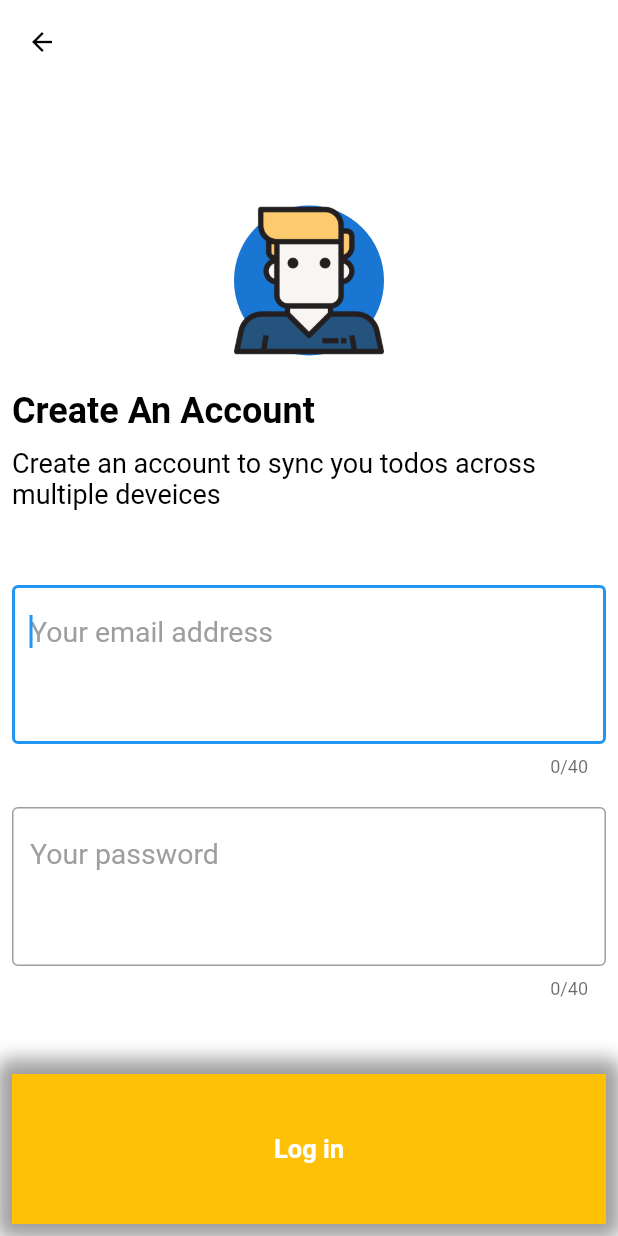
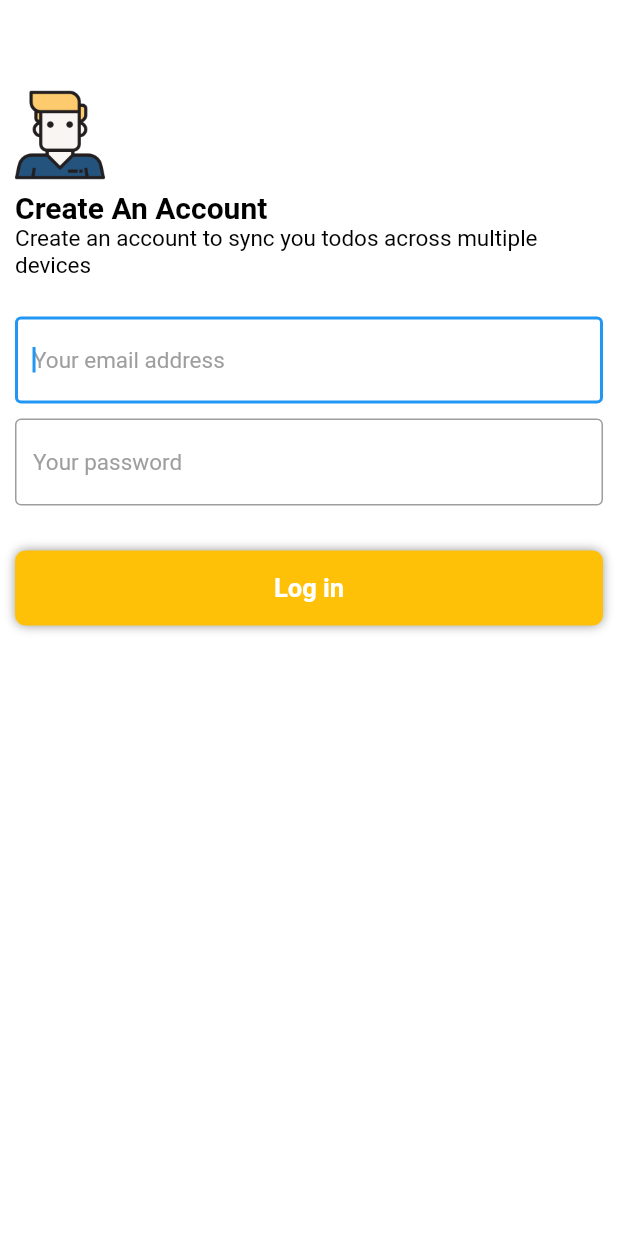
Before and after one commit to the-Jinxist/FlutterTodoApp, a Flutter app: the AuthPage screen opened directly, on a phone screen of 412 x 824 dp. Run offline on Flutter 3.47's test engine with Material 2 defaults, Android fonts, the phone set to English and light mode, and no system bars; our stand-ins replace sqflite; accounts and stored records are empty; Roboto replaces fonts that are missing (Montesserat); project files that could hold a hidden picture were left out.

Commit message:
Updated Font Sizes. Added Todo Full View Page and Auth View Pending Functionality

```diff
--- a/lib/pages/auth_page.dart
+++ b/lib/pages/auth_page.dart
@@ -8,42 +8,33 @@ class AuthPage extends StatefulWidget {
 
 class _AuthPageState extends State<AuthPage> {
 
+  final formKey = new GlobalKey<FormState>();
+
   String email;
   String password;
 
   @override
   Widget build(BuildContext context) {
     return Scaffold(
-      appBar: AppBar(
-        elevation: 0.0,
-        backgroundColor: Colors.white,
-        leading: GestureDetector(
-          onTap: (){
-            Navigator.pop(context);
-          },
-          child: Icon(Icons.arrow_back, color: Colors.black, size: 20.0,),
-        ),
-      ),
+      extendBody: true,
+      resizeToAvoidBottomInset: true,
+      //resizeToAvoidBottomPadding: true,
       body: Container(
         color: Colors.white,
         child: Padding(
-          padding: const EdgeInsets.all(8.0),
-          child: Column(
+          padding: const EdgeInsets.only(left: 10.0, right: 10.0),
+          child: Scrollable(
+            viewportBuilder: (context, viewport) => Column(
               mainAxisAlignment: MainAxisAlignment.start,
               crossAxisAlignment: CrossAxisAlignment.start,
               children: <Widget>[
-              SizedBox(height: 50.0,),
-              Expanded(
-                child: Align(
-                  alignment: Alignment.center,
-                  child: CircleAvatar(radius: 50.0, child: Image.asset('assets/images/user.png', fit: BoxFit.fill,),),
-                ),
-              ),
-              Text("Create An Account", style: new TextStyle(color: Colors.black, fontSize: 24.0, fontFamily: Constants.MONTESSARAT_FAMILY, fontWeight: FontWeight.bold),),
-              SizedBox(height: 10.0,),
-              Text("Create an account to sync you todos across multiple deveices", style: new TextStyle(color: Colors.black, fontSize: 18.0, fontFamily: Constants.MONTESSARAT_FAMILY),),
-              SizedBox(height: 50.0,),
-              Form( child: Column(
+                SizedBox(height: 60.0,),
+                Image.asset('assets/images/user.png', fit: BoxFit.fill, width: 60.0, height: 60.0, ),
+                SizedBox(height: 7.0,),
+                Text("Create An Account", style: new TextStyle(color: Colors.black, fontSize: 20.0, fontFamily: Constants.MONTESSARAT_FAMILY, fontWeight: FontWeight.bold),),
+                Text("Create an account to sync you todos across multiple devices", style: new TextStyle(color: Colors.black, fontSize: 15.0, fontFamily: Constants.MONTESSARAT_FAMILY),),
+                SizedBox(height: 25.0,),
+                Form( key: formKey, child: Column(
                   children: <Widget>[
                     TextFormField(
                       validator: (value){
@@ -55,30 +46,29 @@ class _AuthPageState extends State<AuthPage> {
                         }
 
                       },
-                      maxLines: 3,
-                      maxLength: 40,
+                      maxLines: 1,
                       autocorrect: true,
                       decoration: InputDecoration(
                         alignLabelWithHint: true,
                         border: OutlineInputBorder(
                             borderSide: BorderSide(
-                                color: Colors.black,
+                              color: Colors.amber,
                             )
                         ),
 
                         hintText: "Your email address",
                         hintStyle:  new TextStyle(
-                          fontFamily: "Montesserat", fontSize: 19.0, color: Colors.grey,
+                          fontFamily: "Montesserat", fontSize: 15.0, color: Colors.grey,
                         ),
                       ),
                       keyboardType: TextInputType.emailAddress,
                       autofocus: true,
                       style: new TextStyle(
                           fontFamily: "Montesserat",
-                          fontSize: 19.0
+                          fontSize: 15.0
                       ),
                     ),
-                    SizedBox(height: 20.0,),
+                    SizedBox(height: 10.0,),
                     TextFormField(
                       validator: (value){
                         if(value.isEmpty){
@@ -89,19 +79,18 @@ class _AuthPageState extends State<AuthPage> {
                         }
 
                       },
-                      maxLines: 3,
-                      maxLength: 40,
+                      maxLines: 1,
                       autocorrect: true,
                       decoration: InputDecoration(
                         alignLabelWithHint: true,
                         border: OutlineInputBorder(
                             borderSide: BorderSide(
-                              color: Colors.black,
+                              color: Colors.amber,
                             )
                         ),
                         hintText: "Your password",
                         hintStyle:  new TextStyle(
-                          fontFamily: "Montesserat", fontSize: 19.0, color: Colors.grey,
+                          fontFamily: "Montesserat", fontSize: 15.0, color: Colors.grey,
                         ),
                       ),
                       obscureText: true,
@@ -109,19 +98,22 @@ class _AuthPageState extends State<AuthPage> {
                       autofocus: true,
                       style: new TextStyle(
                           fontFamily: "Montesserat",
-                          fontSize: 19.0
+                          fontSize: 15.0
                       ),
                     ),
-                    SizedBox(height: 50.0,),
+                    SizedBox(height: 30.0,),
                     GestureDetector(
+                      onTap: (){
+                        var state = formKey.currentState;
+                        state.validate();
+                      },
                       child: Container(
-                        height: 100.0,
+                        height: 50.0,
                         width: double.infinity,
-                        color: Colors.amber,
                         decoration: BoxDecoration(
+                          color:  Colors.amber,
                           borderRadius: BorderRadius.circular(7.0),
-                          boxShadow: [BoxShadow(color: Colors.grey, spreadRadius: 10.0, blurRadius: 10.0)],
-                          color: Colors.amber
+                          boxShadow: [BoxShadow(color: Colors.grey, blurRadius: 5.0)],
                         ),
                         child: Center(
                           child: Text("Log in", style: new TextStyle(color: Colors.white, fontFamily: Constants.MONTESSARAT_FAMILY, fontSize: 17.0, fontWeight: FontWeight.bold),),
@@ -133,6 +125,8 @@ class _AuthPageState extends State<AuthPage> {
                 )
               ],
             ),
+          axisDirection: AxisDirection.down,
+          ),
         ),
       ),
     );
--- a/lib/views/todo_view.dart
+++ b/lib/views/todo_view.dart
@@ -35,7 +35,7 @@ class _TodoViewState extends State<TodoView> {
                         ),
                       ),
                       SizedBox(height: 5,),
-                      Text(widget.todoModel.todoDesc != null ? widget.todoModel.todoDesc : "This description is null", textAlign: TextAlign.center, style: new TextStyle(
+                      Text(widget.todoModel.todoDesc != null ? widget.todoModel.todoDesc.substring(0, 39) + "..." : "This description is null", textAlign: TextAlign.center, style: new TextStyle(
                           fontFamily: "Montesserat", fontSize: 14.0
                       ),
                       ),
```
Also changed, not shown: lib/pages/add_todo_page.dart (+26 -44 lines), lib/pages/ongoing_page.dart (+7 -1 lines), lib/pages/view_todo_page.dart (added, +144 -0 lines), 1 other file. Lines whose indentation alone changed are shown as unchanged.
